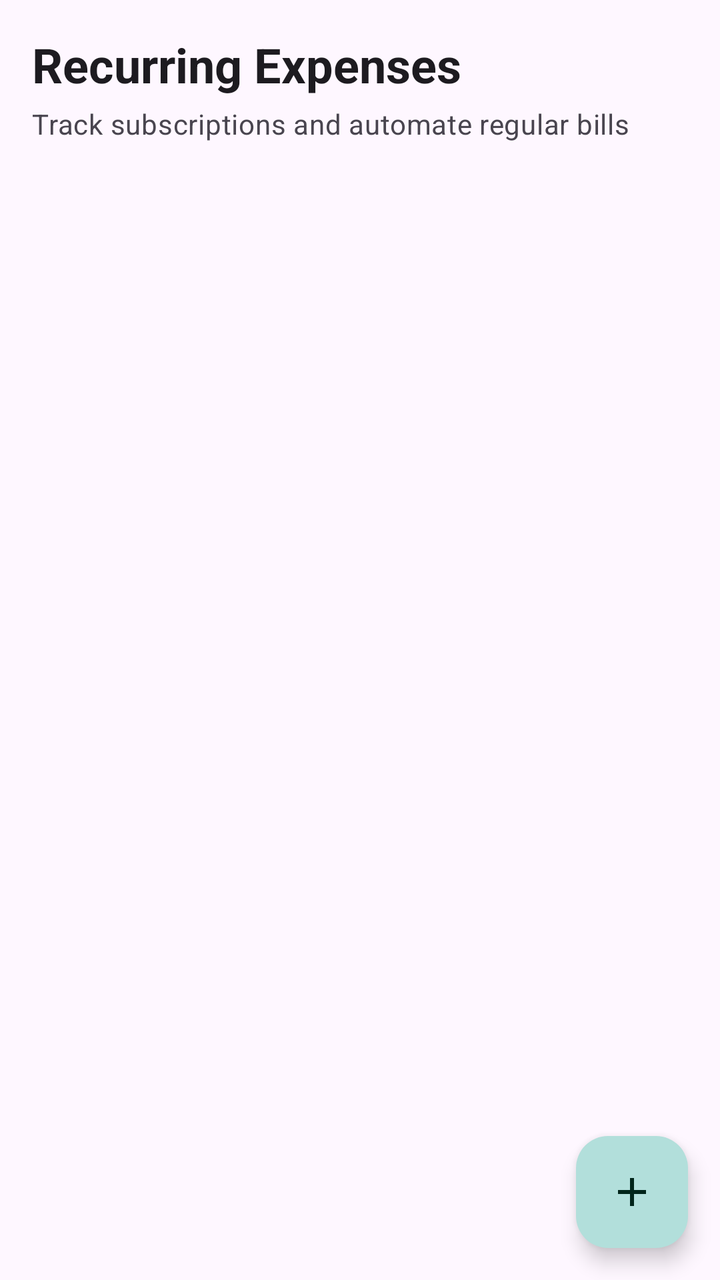
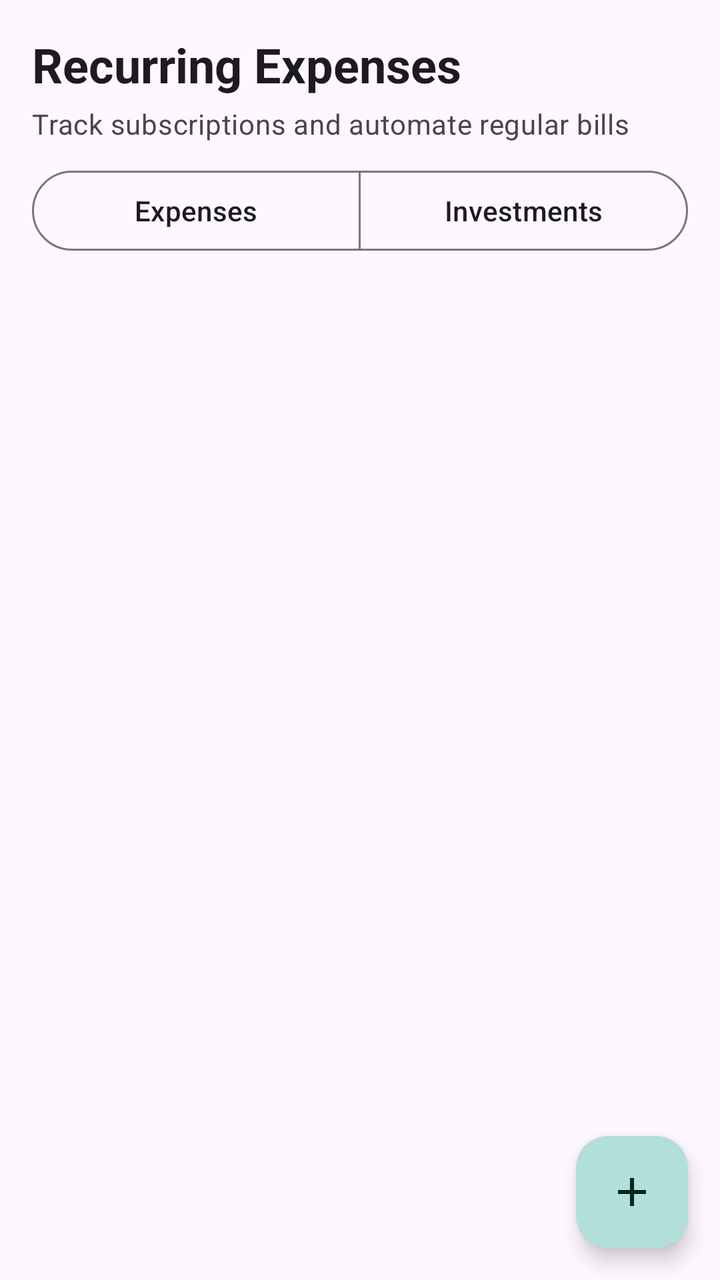

Before-and-after screenshots of an Android layout around one commit, followed by the original layout XML and the change that was made.
<!-- AndroidManifest.xml: application theme Theme.SpendWiseAI -->
<!-- res/layout/fragment_recurring_expenses.xml -->
<?xml version="1.0" encoding="utf-8"?>
<androidx.coordinatorlayout.widget.CoordinatorLayout xmlns:android="http://schemas.android.com/apk/res/android"
    xmlns:app="http://schemas.android.com/apk/res-auto"
    android:layout_width="match_parent"
    android:layout_height="match_parent">

    <LinearLayout
        android:layout_width="match_parent"
        android:layout_height="match_parent"
        android:orientation="vertical"
        android:padding="16dp">

        <TextView
            android:layout_width="wrap_content"
            android:layout_height="wrap_content"
            android:text="@string/recurring_expenses"
            android:textAppearance="?attr/textAppearanceHeadlineSmall"
            android:textStyle="bold" />

        <TextView
            android:layout_width="wrap_content"
            android:layout_height="wrap_content"
            android:layout_marginTop="4dp"
            android:text="@string/recurring_expenses_subtitle"
            android:textAppearance="?attr/textAppearanceBodyMedium"
            android:textColor="?attr/colorOnSurfaceVariant" />

        <FrameLayout
            android:layout_width="match_parent"
            android:layout_height="0dp"
            android:layout_marginTop="12dp"
            android:layout_weight="1">

            <androidx.recyclerview.widget.RecyclerView
                android:id="@+id/recycler_recurring"
                android:layout_width="match_parent"
                android:layout_height="match_parent"
                android:clipToPadding="false"
                android:paddingBottom="80dp" />

            <TextView
                android:id="@+id/text_empty"
                android:layout_width="match_parent"
                android:layout_height="match_parent"
                android:gravity="center"
                android:text="@string/no_recurring_expenses"
                android:textAppearance="?attr/textAppearanceBodyLarge"
                android:textColor="?attr/colorOnSurfaceVariant"
                android:visibility="gone" />

        </FrameLayout>

    </LinearLayout>

    <com.google.android.material.floatingactionbutton.FloatingActionButton
        android:id="@+id/fab_add_recurring"
        android:layout_width="wrap_content"
        android:layout_height="wrap_content"
        android:layout_gravity="bottom|end"
        android:layout_margin="16dp"
        android:src="@drawable/ic_add"
        android:contentDescription="@string/add_recurring_expense"
        app:tint="?attr/colorOnPrimaryContainer"
        app:backgroundTint="?attr/colorPrimaryContainer" />

</androidx.coordinatorlayout.widget.CoordinatorLayout>
<!-- resources referenced by this layout -->
<resources>
  <!-- drawable ic_add (drawable) -->
  <vector xmlns:android="http://schemas.android.com/apk/res/android"
      android:width="24dp"
      android:height="24dp"
      android:viewportWidth="24"
      android:viewportHeight="24">
      <path
          android:fillColor="#000000"
          android:pathData="M19,13h-6v6h-2v-6H5v-2h6V5h2v6h6v2z"/>
  </vector>
  <string name="add_recurring_expense">Add Recurring Expense</string>
  <string name="no_recurring_expenses">No recurring expenses yet.\nAdd subscriptions, rent, and regular bills.</string>
  <string name="recurring_expenses">Recurring Expenses</string>
  <string name="recurring_expenses_subtitle">Track subscriptions and automate regular bills</string>
  <style name="Theme.SpendWiseAI" parent="Theme.Material3.DayNight.NoActionBar">
          
          <item name="colorPrimary">@color/md_theme_primary</item>
          <item name="colorOnPrimary">@color/md_theme_onPrimary</item>
          <item name="colorPrimaryContainer">@color/md_theme_primaryContainer</item>
          <item name="colorOnPrimaryContainer">@color/md_theme_onPrimaryContainer</item>
          
          <item name="colorSecondary">@color/md_theme_secondary</item>
          <item name="colorOnSecondary">@color/md_theme_onSecondary</item>
          <item name="colorSecondaryContainer">@color/md_theme_secondaryContainer</item>
          <item name="colorOnSecondaryContainer">@color/md_theme_onSecondaryContainer</item>
          
          <item name="colorSurface">@color/md_theme_surface</item>
          <item name="colorOnSurface">@color/md_theme_onSurface</item>
          <item name="colorSurfaceVariant">@color/md_theme_surfaceVariant</item>
          <item name="colorSurfaceContainer">@color/md_theme_surfaceContainer</item>
          <item name="colorSurfaceContainerHigh">@color/md_theme_surfaceContainerHigh</item>
          <item name="colorOnSurfaceVariant">@color/md_theme_onSurfaceVariant</item>
          <item name="colorOutline">@color/md_theme_outline</item>
          <item name="colorOutlineVariant">@color/md_theme_outlineVariant</item>
          
          <item name="android:statusBarColor">@color/md_theme_surface</item>
          <item name="android:windowLightStatusBar">true</item>
          <item name="android:windowLightNavigationBar">true</item>
      </style>
  <color name="md_theme_primary">#00897B</color>
  <color name="md_theme_onPrimary">#FFFFFF</color>
  <color name="md_theme_primaryContainer">#B2DFDB</color>
  <color name="md_theme_onPrimaryContainer">#00251A</color>
  <color name="md_theme_secondary">#146C63</color>
  <color name="md_theme_onSecondary">#FFFFFF</color>
  <color name="md_theme_secondaryContainer">#BDECE5</color>
  <color name="md_theme_onSecondaryContainer">#00201C</color>
  <color name="md_theme_surface">#FFFFFF</color>
  <color name="md_theme_onSurface">#1C1B1F</color>
  <color name="md_theme_surfaceVariant">#E0F2F1</color>
  <color name="md_theme_surfaceContainer">#F4F7F7</color>
  <color name="md_theme_surfaceContainerHigh">#EDF2F2</color>
  <color name="md_theme_onSurfaceVariant">#49454F</color>
  <color name="md_theme_outline">#79747E</color>
  <color name="md_theme_outlineVariant">#B2DFDB</color>
</resources>

<!-- the commit's change to res/layout/fragment_recurring_expenses.xml (unified diff, before → after) -->
@@ -11,6 +11,7 @@
         android:padding="16dp">
 
         <TextView
+            android:id="@+id/text_recurring_title"
             android:layout_width="wrap_content"
             android:layout_height="wrap_content"
             android:text="@string/recurring_expenses"
@@ -18,12 +19,38 @@
             android:textStyle="bold" />
 
         <TextView
+            android:id="@+id/text_recurring_subtitle"
             android:layout_width="wrap_content"
             android:layout_height="wrap_content"
             android:layout_marginTop="4dp"
             android:text="@string/recurring_expenses_subtitle"
             android:textAppearance="?attr/textAppearanceBodyMedium"
             android:textColor="?attr/colorOnSurfaceVariant" />
+
+        <com.google.android.material.button.MaterialButtonToggleGroup
+            android:id="@+id/toggle_recurring_mode"
+            android:layout_width="match_parent"
+            android:layout_height="wrap_content"
+            android:layout_marginTop="10dp"
+            app:selectionRequired="true"
+            app:singleSelection="true">
+
+            <com.google.android.material.button.MaterialButton
+                android:id="@+id/btn_mode_expenses"
+                style="@style/Widget.Material3.Button.OutlinedButton"
+                android:layout_width="0dp"
+                android:layout_height="wrap_content"
+                android:layout_weight="1"
+                android:text="@string/recurring_mode_expenses" />
+
+            <com.google.android.material.button.MaterialButton
+                android:id="@+id/btn_mode_investments"
+                style="@style/Widget.Material3.Button.OutlinedButton"
+                android:layout_width="0dp"
+                android:layout_height="wrap_content"
+                android:layout_weight="1"
+                android:text="@string/recurring_mode_investments" />
+        </com.google.android.material.button.MaterialButtonToggleGroup>
 
         <FrameLayout
             android:layout_width="match_parent"
<!-- resource entries referenced after the edit -->
@@ -14,6 +14,8 @@
   <string name="no_recurring_expenses">No recurring expenses yet.\nAdd subscriptions, rent, and regular bills.</string>
   <string name="recurring_expenses">Recurring Expenses</string>
   <string name="recurring_expenses_subtitle">Track subscriptions and automate regular bills</string>
+  <string name="recurring_mode_expenses">Expenses</string>
+  <string name="recurring_mode_investments">Investments</string>
   <style name="Theme.SpendWiseAI" parent="Theme.Material3.DayNight.NoActionBar">
           
           <item name="colorPrimary">@color/md_theme_primary</item>
